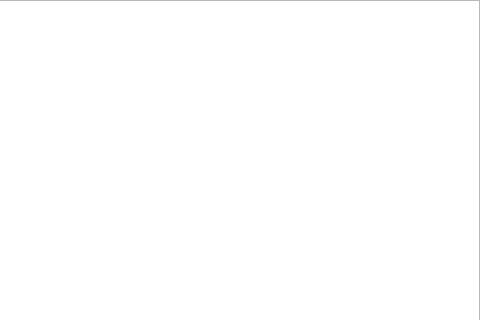
The window that Dragon_ball_cap17/nivel_1.ui (angel-espinosada/proyecto_final_Dragon_ball) describes before a commit, drawn with Qt 5; both pictures show x 320 to 800 and y 0 to 320 of the 800 by 600 pixel window.
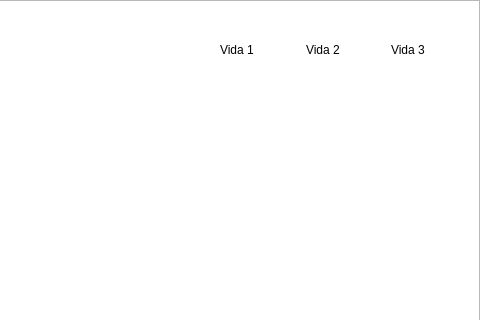
The same window after the commit.

Commit message: Fondo en movimiento y sistema de vidas

```diff
--- a/Dragon_ball_cap17/nivel_1.ui
+++ b/Dragon_ball_cap17/nivel_1.ui
@@ -23,6 +23,48 @@
     </rect>
    </property>
   </widget>
+  <widget class="QWidget" name="horizontalLayoutWidget">
+   <property name="geometry">
+    <rect>
+     <x>540</x>
+     <y>10</y>
+     <width>251</width>
+     <height>80</height>
+    </rect>
+   </property>
+   <layout class="QHBoxLayout" name="horizontalLayout">
+    <item>
+     <widget class="QLabel" name="vida1">
+      <property name="text">
+       <string>Vida 1</string>
+      </property>
+      <property name="scaledContents">
+       <bool>true</bool>
+      </property>
+     </widget>
+    </item>
+    <item>
+     <widget class="QLabel" name="vida2">
+      <property name="text">
+       <string>Vida 2</string>
+      </property>
+      <property name="scaledContents">
+       <bool>true</bool>
+      </property>
+     </widget>
+    </item>
+    <item>
+     <widget class="QLabel" name="vida3">
+      <property name="text">
+       <string>Vida 3</string>
+      </property>
+      <property name="scaledContents">
+       <bool>true</bool>
+      </property>
+     </widget>
+    </item>
+   </layout>
+  </widget>
  </widget>
  <resources/>
  <connections/>
```
The commit also changes 5 other files.
